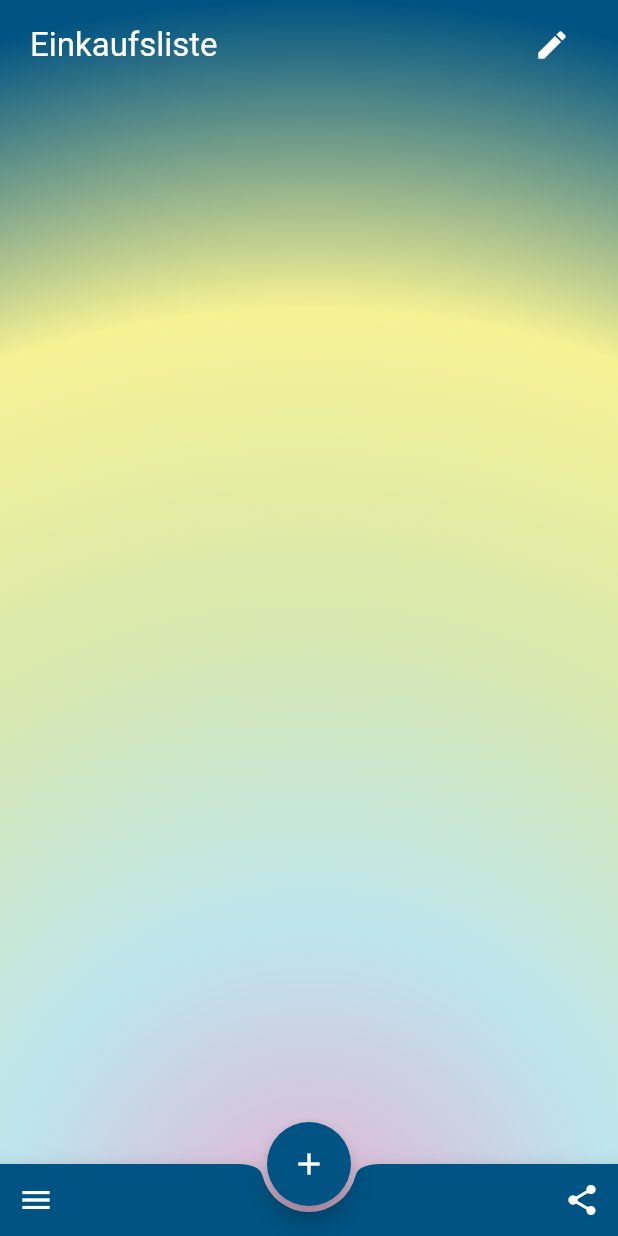
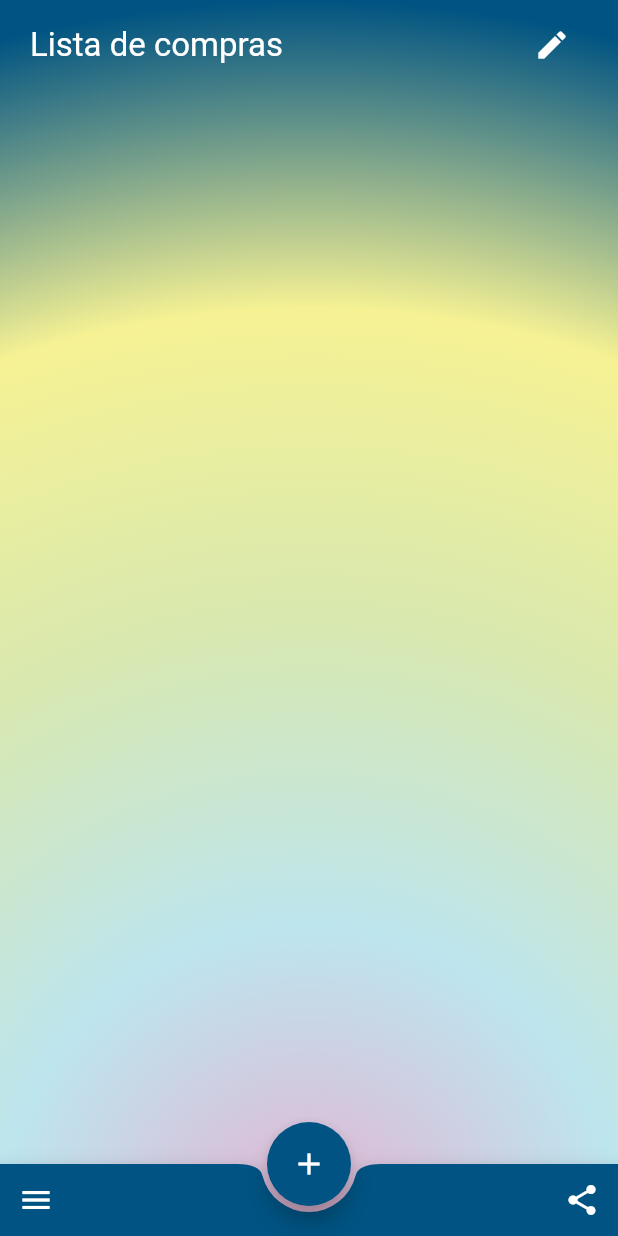
Before and after one commit to daniel17903/GoList, a Flutter app: the screen it shows after launch, in the side drawer, after a tap on the "edit" icon, on a phone screen of 412 x 824 dp. Run offline on Flutter 3.47's test engine with Material 2 defaults, Android fonts, the phone set to English and light mode, and no system bars; drawn by our look-alikes of flutter_platform_widgets, pull_to_refresh; our stand-ins replace get_storage, hooks_riverpod, share_plus, uni_links; generated files the repository leaves out were written again; network calls fail.

Commit message:
translate widgets

```diff
--- /dev/null
+++ b/l10n.yaml
@@ -0,0 +1,3 @@
+arb-dir: lib/l10n
+template-arb-file: app_en.arb
+output-localization-file: app_localizations.dart
--- /dev/null
+++ b/lib/l10n/app_es.arb
@@ -0,0 +1,26 @@
+{
+  "save": "Guardar",
+  "cancel": "Cancelar",
+  "edit_item": "Editar articulo",
+  "edit_list": "Editar lista",
+  "confirm_delete_list": "Realmente quieres eliminar esta lista?",
+  "my_lists": "Mis listas",
+  "create_new_list": "Crear nueva lista",
+  "default_name": "Lista de compras",
+  "shared_devices_info": "{count, plural, =1{Compartido con otro dispositivo} other{Compartido con otros {count} dispositivos}}",
+  "@shared_devices_info": {
+    "placeholders": {
+      "count": {
+        "type": "int",
+        "example": "3",
+        "format": "decimalPattern"
+      }
+    }
+  },
+  "name": "Nombre",
+  "amount": "cantidad",
+
+  "failed_to_load_list": "Error al cargar la lista",
+  "failed_to_share_list": "Error al compartir la lista",
+  "failed_to_open_list": "Error al abrir la lista"
+}
--- a/lib/main.dart
+++ b/lib/main.dart
@@ -2,6 +2,7 @@ import 'dart:async';
 
 import 'package:flutter/foundation.dart';
 import 'package:flutter/material.dart';
+import 'package:flutter_gen/gen_l10n/app_localizations.dart';
 import 'package:go_list/model/app_state_notifier.dart';
 import 'package:go_list/service/golist_client.dart';
 import 'package:go_list/service/storage/provider/remote_storage_provider.dart';
@@ -46,7 +47,7 @@ class _MyAppState extends ConsumerState<MyApp> {
         // if app was opened with link lists have not been loaded yet
         await ref
             .read(AppStateNotifier.appStateProvider.notifier)
-            .loadAllFromStorage();
+            .loadAllFromStorage(context);
 
         List<String> listIdsBeforeJoin = ref
             .read(AppStateNotifier.notDeletedShoppingListsProvider)
@@ -61,7 +62,7 @@ class _MyAppState extends ConsumerState<MyApp> {
         // load the new list and sync with local storage
         await ref
             .read(AppStateNotifier.appStateProvider.notifier)
-            .loadAllFromStorage();
+            .loadAllFromStorage(context);
 
         int indexOfNewList = ref
             .read(AppStateNotifier.notDeletedShoppingListsProvider)
@@ -69,7 +70,7 @@ class _MyAppState extends ConsumerState<MyApp> {
                 (shoppingList) => !listIdsBeforeJoin.contains(shoppingList.id));
 
         if (indexOfNewList == -1) {
-          throw Exception("Liste konnte nicht geladen werden");
+          throw Exception(AppLocalizations.of(context)!.failed_to_load_list);
         }
 
         ref
@@ -78,7 +79,7 @@ class _MyAppState extends ConsumerState<MyApp> {
       } catch (e) {
         print(e);
         ScaffoldMessenger.of(context).showSnackBar(
-            SnackBar(content: Text("Öffnen der Liste fehlgeschlagen :( $e")));
+            SnackBar(content: Text("${AppLocalizations.of(context)!.failed_to_open_list}: $e")));
       }
     }
   }
--- a/lib/model/app_state_notifier.dart
+++ b/lib/model/app_state_notifier.dart
@@ -1,11 +1,13 @@
 import 'dart:async';
 import 'dart:math';
 
+import 'package:flutter/widgets.dart';
 import 'package:get_storage/get_storage.dart';
 import 'package:go_list/model/item.dart';
 import 'package:go_list/model/shopping_list.dart';
 import 'package:go_list/service/storage/storage.dart';
 import 'package:hooks_riverpod/hooks_riverpod.dart';
+import 'package:flutter_gen/gen_l10n/app_localizations.dart';
 
 import 'app_state.dart';
 
@@ -79,7 +81,7 @@ class AppStateNotifier extends StateNotifier<AppState> {
         updateRemoteStorage: true);
   }
 
-  void deleteShoppingList(String id) {
+  void deleteShoppingList(String id, BuildContext context) {
     ShoppingList shoppingListToRemove =
         shoppingLists.where((sl) => sl.id == id).first.copyWith(deleted: true);
     state = state.withShoppingList(
@@ -87,7 +89,7 @@ class AppStateNotifier extends StateNotifier<AppState> {
         updatedSelectedList: min(state.selectedList,
             max(state.notDeletedShoppingLists.length - 2, 0)));
     Storage().saveList(shoppingListToRemove, updateRemoteStorage: true);
-    initializeWithEmptyList();
+    initializeWithEmptyList(context);
   }
 
   void addItem(Item item) {
@@ -139,17 +141,17 @@ class AppStateNotifier extends StateNotifier<AppState> {
     }
   }
 
-  void initializeWithEmptyList() {
+  void initializeWithEmptyList(BuildContext context) {
     if (state.shoppingLists.where((sl) => !sl.deleted).isEmpty) {
       ShoppingList newList = ShoppingList(
-        name: "Einkaufsliste",
+        name: AppLocalizations.of(context)!.default_name,
       );
       setShoppingLists([...state.shoppingLists, newList],
           updateStorage: true);
     }
   }
 
-  Future<void> loadAllFromStorage() {
+  Future<void> loadAllFromStorage(BuildContext context) {
     if (loadingFuture == null) {
       Completer completer = Completer();
       loadingFuture = completer.future;
@@ -159,7 +161,7 @@ class AppStateNotifier extends StateNotifier<AppState> {
                 selectedListIndex: Storage().loadSelectedListIndex());
           }, onDone: () {
             completer.complete();
-            initializeWithEmptyList();
+            initializeWithEmptyList(context);
             loadingFuture = null;
           }));
     }
--- a/lib/service/storage/sync/websocket_sync.dart
+++ b/lib/service/storage/sync/websocket_sync.dart
@@ -80,7 +80,9 @@ class _WebsocketSyncState extends ConsumerState<WebsocketSync>
   void didChangeAppLifecycleState(AppLifecycleState state) {
     super.didChangeAppLifecycleState(state);
     if (state == AppLifecycleState.resumed) {
-      ref.read(AppStateNotifier.appStateProvider.notifier).loadAllFromStorage();
+      ref
+          .read(AppStateNotifier.appStateProvider.notifier)
+          .loadAllFromStorage(context);
       print("resuming");
       retries = 0;
       listenForChanges(
--- a/lib/style/themed_app.dart
+++ b/lib/style/themed_app.dart
@@ -1,10 +1,11 @@
-import 'dart:math';
 import 'dart:ui';
 
 import 'package:flutter/cupertino.dart';
 import 'package:flutter/material.dart';
 import 'package:flutter_platform_widgets/flutter_platform_widgets.dart';
 import 'package:go_list/style/colors.dart';
+import 'package:flutter_localizations/flutter_localizations.dart';
+import 'package:flutter_gen/gen_l10n/app_localizations.dart';
 
 class ThemedApp extends StatelessWidget {
   final Widget child;
@@ -39,11 +40,9 @@ class ThemedApp extends StatelessWidget {
           //PlatformProvider.of(context)?.changeToCupertinoPlatform();
           return PlatformApp(
             debugShowCheckedModeBanner: false,
-            localizationsDelegates: const <LocalizationsDelegate<dynamic>>[
-              DefaultMaterialLocalizations.delegate,
-              DefaultWidgetsLocalizations.delegate,
-              DefaultCupertinoLocalizations.delegate,
-            ],
+            localizationsDelegates: AppLocalizations.localizationsDelegates,
+            supportedLocales: AppLocalizations.supportedLocales,
+            locale: Locale('es', ''),
             title: 'GoList',
             home: child,
             material: (_, __) => MaterialAppData(
--- a/lib/view/botton_navigation_bar.dart
+++ b/lib/view/botton_navigation_bar.dart
@@ -1,6 +1,7 @@
 import 'dart:convert';
 
 import 'package:flutter/material.dart';
+import 'package:flutter_gen/gen_l10n/app_localizations.dart';
 import 'package:go_list/model/app_state.dart';
 import 'package:go_list/model/app_state_notifier.dart';
 import 'package:go_list/service/backend_url.dart';
@@ -31,8 +32,9 @@ class GoListBottomNavigationBar extends HookConsumerWidget {
                 Rect.fromLTWH(0, 0, size.width, size.height / 2));
         print("${BackendUrl.httpUrl()}/join?token=$token");
       },
-    ).catchError((_) => ScaffoldMessenger.of(context).showSnackBar(
-            const SnackBar(content: Text("Teilen fehlgeschlagen :("))));
+    ).catchError((_) => ScaffoldMessenger.of(context).showSnackBar(SnackBar(
+            content:
+                Text(AppLocalizations.of(context)!.failed_to_share_list))));
   }
 
   @override
--- a/lib/view/shopping_list/shopping_list_widget.dart
+++ b/lib/view/shopping_list/shopping_list_widget.dart
@@ -7,6 +7,7 @@ import 'package:go_list/view/dialog/edit_item_dialog.dart';
 import 'package:go_list/view/dialog/edit_list_dialog.dart';
 import 'package:go_list/view/shopping_list/item_list_viewer.dart';
 import 'package:hooks_riverpod/hooks_riverpod.dart';
+import 'package:flutter_gen/gen_l10n/app_localizations.dart';
 
 class ShoppingListWidget extends HookConsumerWidget {
   const ShoppingListWidget({Key? key}) : super(key: key);
@@ -49,7 +50,9 @@ class ShoppingListWidget extends HookConsumerWidget {
                   ),
                   padding: const EdgeInsets.only(
                       left: 8.0, right: 8.0, top: 2.0, bottom: 2.0),
-                  child: Text("Mit $otherDevicesCount anderen Geräten geteilt",
+                  child: Text(
+                      AppLocalizations.of(context)!
+                          .shared_devices_info(otherDevicesCount),
                       style: const TextStyle(
                           color: Colors.white,
                           fontSize: 16,
@@ -58,9 +61,9 @@ class ShoppingListWidget extends HookConsumerWidget {
               ),
             )
           : null,
-      onPullForRefresh: ref
+      onPullForRefresh: () => ref
           .read(AppStateNotifier.appStateProvider.notifier)
-          .loadAllFromStorage,
+          .loadAllFromStorage(context),
       onItemTapped: (tappedItem) {
         ref
             .read(AppStateNotifier.appStateProvider.notifier)
--- a/lib/view/shopping_list_page.dart
+++ b/lib/view/shopping_list_page.dart
@@ -44,7 +44,6 @@ class ShoppingListPage extends StatelessWidget {
             floatingActionButtonLocation:
                 FloatingActionButtonLocation.centerDocked,
             floatingActionButton: FloatingActionButton(
-                tooltip: "Neuer Eintrag",
                 onPressed: () => DialogUtils.showLargeAnimatedDialog(
                     context: context, child: const SearchDialog()),
                 child: const Icon(Icons.add))));
--- a/pubspec.yaml
+++ b/pubspec.yaml
@@ -29,6 +29,8 @@ environment:
 dependencies:
   flutter:
     sdk: flutter
+  flutter_localizations:
+    sdk: flutter
 
 
   # The following adds the Cupertino Icons font to your application.
@@ -43,6 +45,7 @@ dependencies:
   share_plus: ^4.0.3
   web_socket_channel: ^2.1.0
   hooks_riverpod: ^1.0.3
+  intl: ^0.17.0
 
   # TODO remove git url when pr merged https://github.com/peng8350/flutter_pulltorefresh/pull/589
   pull_to_refresh:
@@ -69,6 +72,8 @@ dev_dependencies:
 
 # The following section is specific to Flutter.
 flutter:
+
+  generate: true
 
   # The following line ensures that the Material Icons font is
   # included with your application, so that you can use the icons in
```
Also changed, not shown: lib/l10n/app_de.arb (added, +26 -0 lines), lib/l10n/app_en.arb (added, +26 -0 lines), lib/view/dialog/edit_item_dialog.dart (+6 -5 lines), lib/view/dialog/edit_list_dialog.dart (+6 -4 lines), lib/view/shopping_list_drawer.dart (+11 -10 lines), pubspec.lock.
